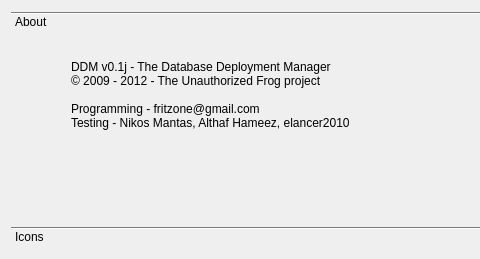
Old version of the form src/gui/AboutBoxDialog.ui in the repository fritzone/ddm; both pictures show x 0 to 480 and y 0 to 259 of the 686 by 259 pixel window.
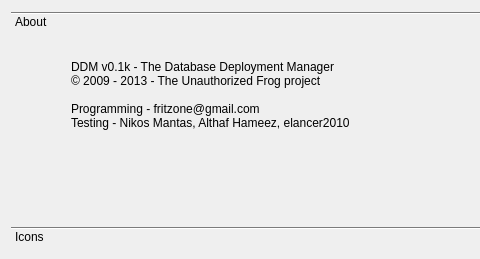
New version of the form. Icons and pictures are not drawn.

Commit message: fixing the version and the DB screen

Patch:
```diff
--- a/src/gui/AboutBoxDialog.ui
+++ b/src/gui/AboutBoxDialog.ui
@@ -69,8 +69,8 @@
         </rect>
        </property>
        <property name="text">
-        <string>DDM v0.1j - The Database Deployment Manager
-© 2009 - 2012 - The Unauthorized Frog project
+        <string>DDM v0.1k - The Database Deployment Manager
+© 2009 - 2013 - The Unauthorized Frog project
 
 Programming - fritzone@gmail.com
 Testing - Nikos Mantas, Althaf Hameez, elancer2010</string>
```
Left out of the diff: 10 changed lines with no effect on the pictures. The commit also changes 1 other file.
